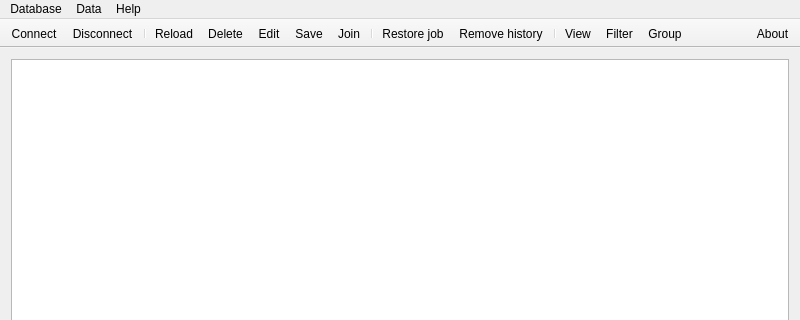
Before: the Qt Designer form mainwindow.ui in Kuszki/EW-Database, drawn with Qt 5; both pictures show x 0 to 800 and y 0 to 320 of the 800 by 600 pixel window.
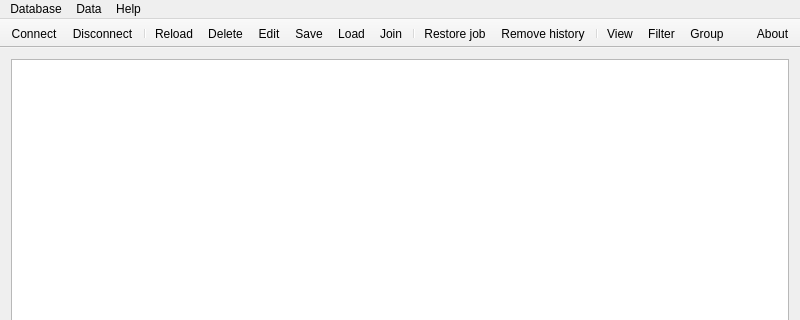
After: the same form once the commit is applied. Icons and pictures are not drawn.

Patch:
```diff
--- a/mainwindow.ui
+++ b/mainwindow.ui
@@ -128,6 +128,7 @@
    <addaction name="actionDelete"/>
    <addaction name="actionEdit"/>
    <addaction name="actionSave"/>
+   <addaction name="actionLoad"/>
    <addaction name="actionJoin"/>
    <addaction name="separator"/>
    <addaction name="actionRestore"/>
@@ -315,6 +316,17 @@
     <string>Ctrl+S</string>
    </property>
   </action>
+  <action name="actionLoad">
+   <property name="icon">
+    <iconset theme="document-open"/>
+   </property>
+   <property name="text">
+    <string>Load</string>
+   </property>
+   <property name="shortcut">
+    <string>Ctrl+L</string>
+   </property>
+  </action>
  </widget>
  <layoutdefault spacing="6" margin="11"/>
  <resources/>
```
Left out of the diff: 1 changed line with no effect on the pictures.
